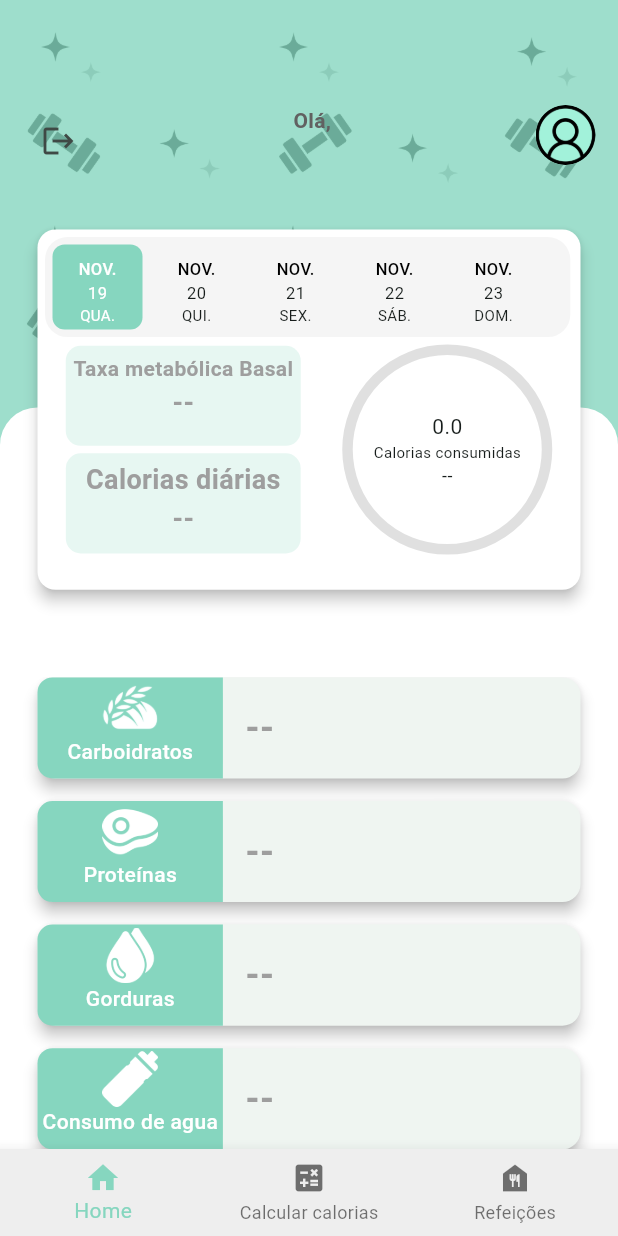
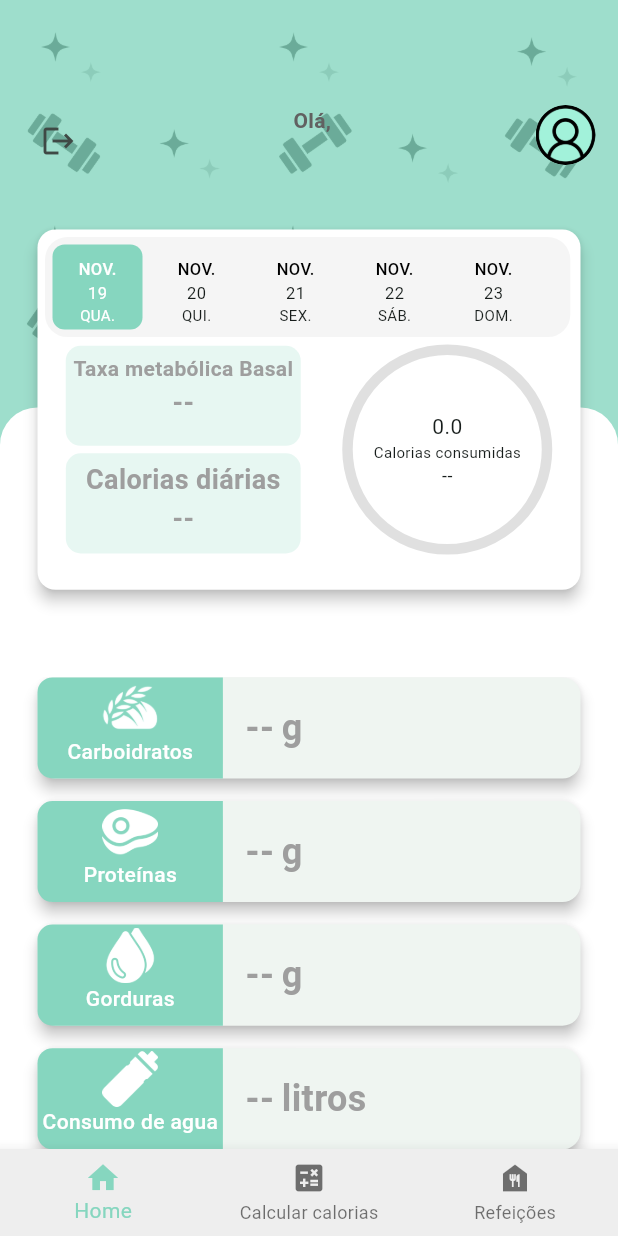
Before and after one commit to Emanuel-Airton/App-calculadora-de-calorias, a Flutter app: the screen it shows once a user with an empty profile is signed in, on a phone screen of 412 x 824 dp. Run offline on Flutter 3.47's test engine with Material 3 defaults, Android fonts, the phone set to English and light mode, and no system bars; drawn by our look-alikes of date_picker_timeline, percent_indicator; our stand-ins replace firebase_auth, firebase_core, flutter_masked_text2, google_sign_in, hive, hive_flutter and 2 more; accounts and stored records are empty.

Commit message:
Adicionando a unidade de medida dos macronutrientes

```diff
--- a/lib/calcular calorias/presentation/providers/calorias_provider.dart
+++ b/lib/calcular calorias/presentation/providers/calorias_provider.dart
@@ -276,6 +276,12 @@ class CaloriasProvider extends ChangeNotifier {
     }
   }
 
+  resetarProcentagem() {
+    _caloriasConsumidas = 0;
+    _porcentagem = 0;
+    notifyListeners();
+  }
+
   void calcularMacros({required AuthUserModel authUserModel}) {
     _macronutrientesModel = _calcularCaloriasService.calcularMacros(
       calorias: _caloriasTotais!,
--- a/lib/chat/data/services/plano_alimentar_service.dart
+++ b/lib/chat/data/services/plano_alimentar_service.dart
@@ -37,9 +37,9 @@ class PlanoAlimentarService {
     if (plano?.listRefeicao != null) {
       for (var element in plano!.listRefeicao!) {
         element.refeicaoFeita = false;
-        debugPrint('refeiçoes resetadas');
+        // debugPrint('refeiçoes resetadas');
 
-        debugPrint(element.toMap().toString());
+        //  debugPrint(element.toMap().toString());
         plano.save();
       }
     }
--- a/lib/chat/presentation/providers/chat_provider.dart
+++ b/lib/chat/presentation/providers/chat_provider.dart
@@ -88,13 +88,14 @@ class ChatProvider extends ChangeNotifier {
               sink.close();
               notifyListeners();
             },
-            handleDone: (sink) {
+            handleDone: (sink) async {
               sink.close();
 
               if (_planoAtual != null) {
                 _respostaFinalizada = true;
                 _carregando = false;
                 obterRefeicoesCache(plano: _planoAtual);
+                await resetarRefeicoes();
                 debugPrint(
                   'resposta acumulada ${_planoAtual!.listRefeicao!.first.nomeRefeicao.toString()}',
                 );
--- a/lib/mostrar calorias/presentation/views/mostrar_calorias_view.dart
+++ b/lib/mostrar calorias/presentation/views/mostrar_calorias_view.dart
@@ -1,5 +1,3 @@
-import 'package:app_calorias_diarias/auth/presentation/providers/auth_provider.dart';
-import 'package:app_calorias_diarias/calcular%20calorias/presentation/providers/calorias_provider.dart';
 import 'package:app_calorias_diarias/chat/presentation/providers/chat_provider.dart';
 import 'package:app_calorias_diarias/mostrar%20calorias/presentation/widgets/card_info_calorias.dart';
 import 'package:app_calorias_diarias/mostrar%20calorias/presentation/widgets/checkbox_refeicoes.dart';
--- a/lib/mostrar calorias/presentation/widgets/column_macros.dart
+++ b/lib/mostrar calorias/presentation/widgets/column_macros.dart
@@ -29,6 +29,7 @@ class ColumnMacros extends StatelessWidget {
               /*     value.authUserModel?.macronutrientesDiarios?.carboidratos
                       .toString() ??*/
               //  '--',
+              unidadeMedida: 'g',
               assetImage: 'assets/images/carbs.png',
             ),
 
@@ -46,6 +47,7 @@ class ColumnMacros extends StatelessWidget {
                   /*   value.authUserModel?.macronutrientesDiarios?.proteinas
                       .toString() ??*/
                   '--',
+              unidadeMedida: 'g',
               assetImage: 'assets/images/protein.png',
             ),
             sizedbox(
@@ -60,6 +62,7 @@ class ColumnMacros extends StatelessWidget {
                       ?.gorduras
                       .toString() ??
                   '--',
+              unidadeMedida: 'g',
               assetImage: 'assets/images/fat.png',
             ),
             sizedbox(
@@ -74,6 +77,7 @@ class ColumnMacros extends StatelessWidget {
                       ?.consumoAgua
                       .toString() ??
                   '--',
+              unidadeMedida: 'litros',
               assetImage: 'assets/images/water.png',
             ),
           ],
@@ -87,6 +91,7 @@ Widget sizedbox({
   required BuildContext context,
   required String texto,
   required String macrosRecebidos,
+  required String unidadeMedida,
   required String assetImage,
 }) {
   return SizedBox(
@@ -130,13 +135,26 @@ Widget sizedbox({
               Padding(
                 padding: const EdgeInsets.all(15.0),
                 child: Center(
-                  child: Text(
+                  child: Row(
+                    children: [
+                      Text(
                         macrosRecebidos,
                         style: TextStyle(
                           fontWeight: FontWeight.bold,
                           fontSize: 24,
                           color: Colors.grey,
                         ),
+                      ),
+                      SizedBox(width: 5),
+                      Text(
+                        unidadeMedida,
+                        style: TextStyle(
+                          fontWeight: FontWeight.bold,
+                          fontSize: 24,
+                          color: Colors.grey,
+                        ),
+                      ),
+                    ],
                   ),
                 ),
               ),
```
Also changed, not shown: lib/auth/presentation/providers/userProfile_provider.dart (+6 -1 lines), lib/chat/data/services/chat_service.dart (+7 -11 lines), lib/chat/presentation/views/chat_refeicoes_view.dart (+10 -0 lines), lib/chat/presentation/widgets/card_info_refeicoes.dart (+6 -4 lines), 1 other file. Lines whose indentation alone changed are shown as unchanged.
